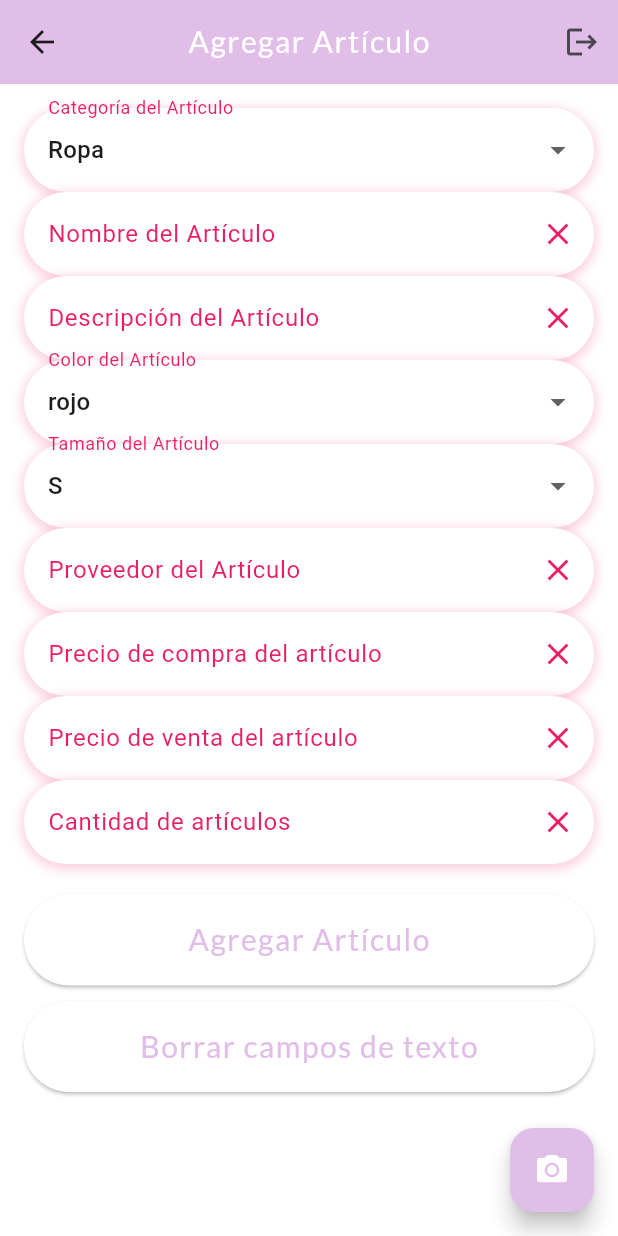
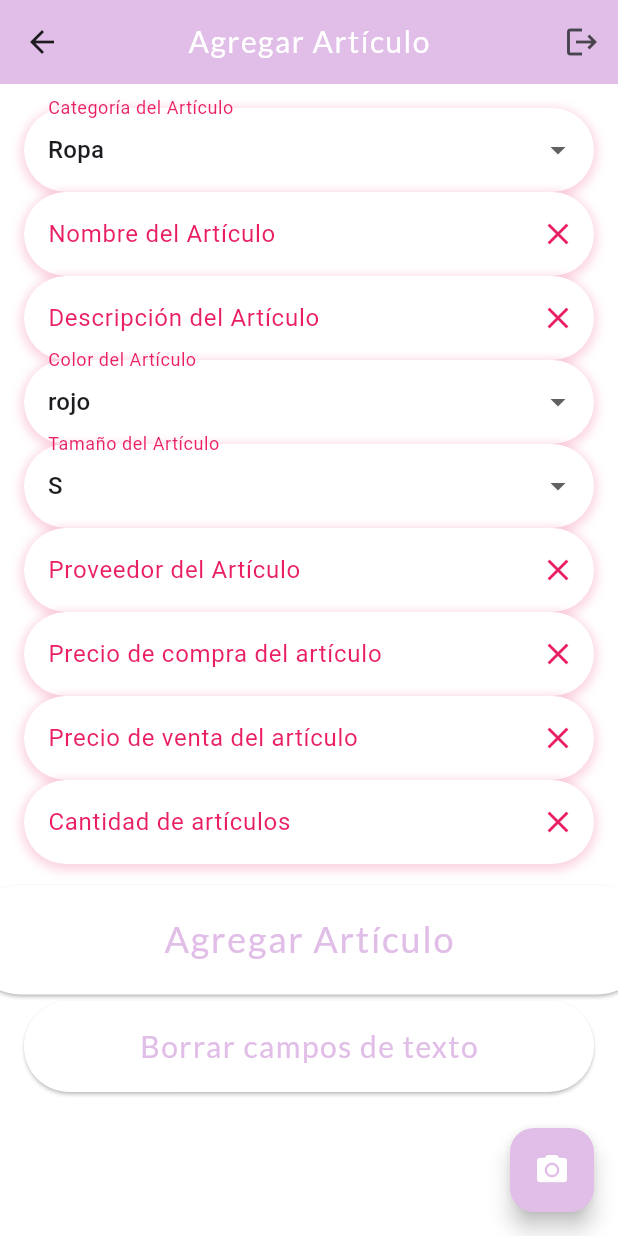
Before and after one commit to Reins981/EasyInv, a Flutter app: the AddItemScreen screen opened directly, on a phone screen of 412 x 824 dp. Run offline on Flutter 3.47's test engine with Material 3 defaults, Android fonts, the phone set to English and light mode, and no system bars; our stand-ins replace charts_flutter_new, cloud_firestore, firebase_auth, firebase_core, google_fonts, image_picker and 3 more; missing offline and left inert: google_ml_kit; accounts and stored records are empty.

Commit message:
Improvements and Fixes

```diff
--- a/lib/screens/add_item_screen.dart
+++ b/lib/screens/add_item_screen.dart
@@ -15,7 +15,7 @@ class AddItemScreen extends StatefulWidget {
   _AddItemScreenState createState() => _AddItemScreenState();
 }
 
-class _AddItemScreenState extends State<AddItemScreen> {
+class _AddItemScreenState extends State<AddItemScreen> with SingleTickerProviderStateMixin {
   final _formKey = GlobalKey<FormState>();
   final Helper helper = Helper();
   final FirestoreService firestoreService = FirestoreService();
@@ -25,6 +25,8 @@ class _AddItemScreenState extends State<AddItemScreen> {
   final TextEditingController _buyingController = TextEditingController();
   final TextEditingController _sellingController = TextEditingController();
   final TextEditingController _quantityController = TextEditingController();
+  late final AnimationController _animationController;
+  late Animation<double> _animation;
   final OCRUtils ocr = OCRUtils();
   String _selectedCategory = 'Ropa'; // Track the selected category
   String? _selectedSize = 'S'; // Track the selected size
@@ -94,10 +96,29 @@ class _AddItemScreenState extends State<AddItemScreen> {
   @override
   void initState() {
     super.initState();
+    _animationController = AnimationController(
+      duration: const Duration(seconds: 2),
+      vsync: this,
+    )..repeat(reverse: true);
+    _animation = Tween<double>(begin: 1.0, end: 1.2).animate(
+      CurvedAnimation(parent: _animationController, curve: Curves.easeInOut),
+    );
     // Fetch item names and descriptions for suggestions
     _fetchItemSuggestions().then((_) {
       setState(() {});
     });
+  }
+
+  @override
+  void dispose() {
+    _nameController.dispose();
+    _vendorController.dispose();
+    _descriptionController.dispose();
+    _buyingController.dispose();
+    _sellingController.dispose();
+    _quantityController.dispose();
+    _animationController.dispose();
+    super.dispose();
   }
 
   Future<void> _handleLogout(BuildContext context) async {
@@ -187,26 +208,7 @@ class _AddItemScreenState extends State<AddItemScreen> {
                     _buildDropdownFieldWithSuggestions('Precio de venta del artículo', itemSellingPrice, _sellingController, doubleOnly: true),
                     _buildDropdownFieldWithSuggestions('Cantidad de artículos', itemQuantity, _quantityController, integerOnly: true),
                     const SizedBox(height: 20),
-                    ElevatedButton(
-                      onPressed: () {
-                        _addItem();
-                      },
-                      style: ElevatedButton.styleFrom(
-                        foregroundColor: AppColors.rosa,
-                        backgroundColor: AppColors.white,
-                        padding: const EdgeInsets.symmetric(vertical: 16.0, horizontal: 32.0),
-                        shape: RoundedRectangleBorder(borderRadius: BorderRadius.circular(30.0)),
-                        minimumSize: const Size(double.infinity, 60),
-                      ),
-                      child: Text(
-                        'Agregar Artículo',
-                        style: GoogleFonts.lato(
-                          fontSize: 20,
-                          color: AppColors.rosa,
-                          letterSpacing: 1.0,
-                        ),
-                      ),
-                    ),
+                    _buildAddItemButton(),
                     const SizedBox(height: 10),
                     ElevatedButton(
                       onPressed: () {
@@ -274,6 +276,39 @@ class _AddItemScreenState extends State<AddItemScreen> {
         foregroundColor: Colors.white,
         child: Icon(Icons.camera_alt),
       ),
+    );
+  }
+
+  Widget _buildAddItemButton() {
+    return AnimatedBuilder(
+      animation: _animation,
+      builder: (context, child) {
+        return Transform.scale(
+          scale: _animation.value,
+          child: ElevatedButton(
+            onPressed: () {
+              _addItem();
+            },
+            style: ElevatedButton.styleFrom(
+              foregroundColor: AppColors.rosa,
+              backgroundColor: AppColors.white,
+              padding: const EdgeInsets.symmetric(
+                  vertical: 16.0, horizontal: 32.0),
+              shape: RoundedRectangleBorder(
+                  borderRadius: BorderRadius.circular(30.0)),
+              minimumSize: const Size(double.infinity, 60),
+            ),
+            child: Text(
+              'Agregar Artículo',
+              style: GoogleFonts.lato(
+                fontSize: 20,
+                color: AppColors.rosa,
+                letterSpacing: 1.0,
+              ),
+            ),
+          )
+        );
+      },
     );
   }
 
@@ -577,17 +612,6 @@ class _AddItemScreenState extends State<AddItemScreen> {
     }
   }
 
-  @override
-  void dispose() {
-    _nameController.dispose();
-    _vendorController.dispose();
-    _descriptionController.dispose();
-    _buyingController.dispose();
-    _sellingController.dispose();
-    _quantityController.dispose();
-    super.dispose();
-  }
-
   bool isIntegerOrDouble(value) {
     return int.tryParse(value) != null || double.tryParse(value) != null;
   }
--- a/lib/services/firestore_service.dart
+++ b/lib/services/firestore_service.dart
@@ -284,7 +284,7 @@ class FirestoreService {
       for (var doc in remainingItemsSnapshot.docs) {
         if (!quantitySoldMap.containsKey(doc.id)) {
           Item item = Item.fromFirestore(doc.data() as Map<String, dynamic>, doc.id);
-          itemList.add(item);
+          order == "descending" ? itemList.add(item) : itemList.insert(0, item);
         }
       }
     } catch (e) {
--- a/lib/widgets/dashboard_search.dart
+++ b/lib/widgets/dashboard_search.dart
@@ -248,6 +248,7 @@ import '../utils/helpers.dart';
             onPressed: () {
               helper.handleItemUpdateQuantityWithDialog(
                   context,
+                  "Add",
                   item,
                   firestoreService,
                   null
--- a/pubspec.yaml
+++ b/pubspec.yaml
@@ -16,7 +16,7 @@ publish_to: 'none' # Remove this line if you wish to publish to pub.dev
 # https://developer.apple.com/library/archive/documentation/General/Reference/InfoPlistKeyReference/Articles/CoreFoundationKeys.html
 # In Windows, build-name is used as the major, minor, and patch parts
 # of the product and file versions while build-number is used as the build suffix.
-version: 1.0.0+5
+version: 1.0.0+6
 
 
 environment:
```
Also changed, not shown: lib/screens/dashboard_screen.dart (+136 -32 lines), lib/screens/item_details.dart (+26 -1 lines), lib/utils/helpers.dart (+88 -56 lines), 1 other file.
